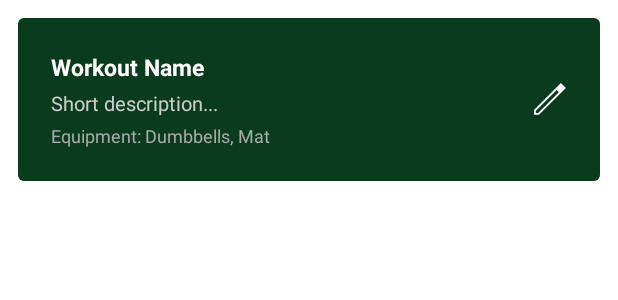
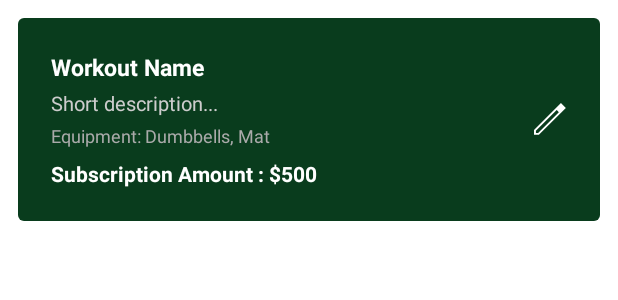
Before and after one commit to Gideonjon/FitFlow, an Android app: the layout item_user_workout.xml on its own in the app's theme, with its tools: preview values and no code run, on a phone screen of 412 x 824 dp. Shown: the top 300 px of the screen. Run offline under Robolectric (Android 15) with nearby library versions, the phone set to English and light mode, and no system bars; network calls fail.

Commit message:
user-work-out-shipped

```diff
--- a/app/src/main/res/layout/item_user_workout.xml
+++ b/app/src/main/res/layout/item_user_workout.xml
@@ -61,6 +61,18 @@
             android:textColor="#AAAAAA"
             android:textSize="12sp" />
 
+          <TextView
+            android:layout_width="match_parent"
+            android:layout_height="wrap_content"
+            android:layout_marginTop="7dp"
+            android:text="Subscription Amount : $500"
+              android:textStyle="bold"
+            android:textColor="@color/white"
+            android:textSize="14sp" />
+
+
+
+
 
     </LinearLayout>
 
```
